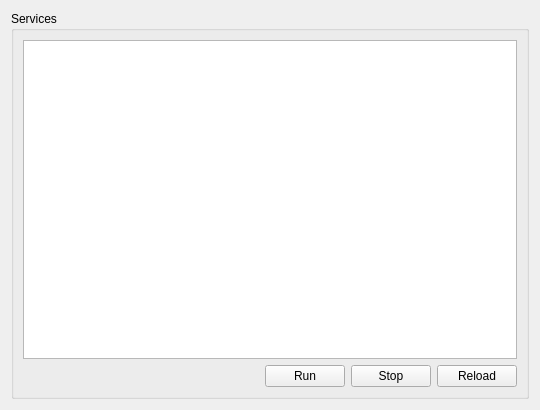
Old version of the form branches/tasma-2009/service-manager/src/ui.ui in the repository pars-linux/uludag.
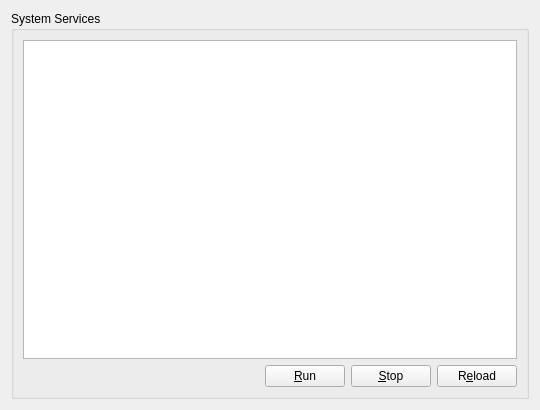
New version of the form.

Commit message: * Run in KDE4 System Settings  * Use QRC

The edit to the form file:
```diff
--- a/branches/tasma-2009/service-manager/src/ui.ui
+++ b/branches/tasma-2009/service-manager/src/ui.ui
@@ -16,7 +16,7 @@
    <item row="0" column="0" >
     <widget class="QGroupBox" name="groupBox" >
      <property name="title" >
-      <string>Services</string>
+      <string>System Services</string>
      </property>
      <layout class="QGridLayout" name="gridLayout_2" >
       <item row="0" column="0" colspan="4" >
@@ -38,7 +38,7 @@
          </sizepolicy>
         </property>
         <property name="text" >
-         <string>Run</string>
+         <string>&amp;Run</string>
         </property>
        </widget>
       </item>
@@ -51,7 +51,7 @@
          </sizepolicy>
         </property>
         <property name="text" >
-         <string>Stop</string>
+         <string>&amp;Stop</string>
         </property>
        </widget>
       </item>
@@ -64,7 +64,7 @@
          </sizepolicy>
         </property>
         <property name="text" >
-         <string>Reload</string>
+         <string>R&amp;eload</string>
         </property>
        </widget>
       </item>
```
Left out of the diff: 4 changed lines with no effect on the pictures. The commit also changes 5 other files.
